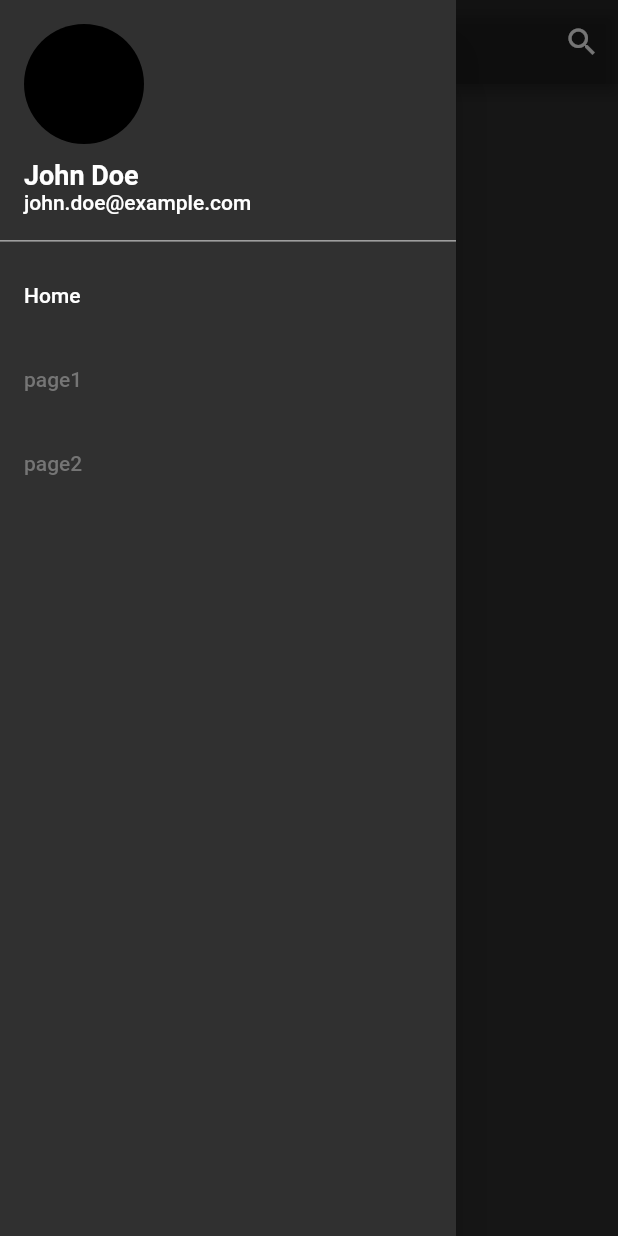
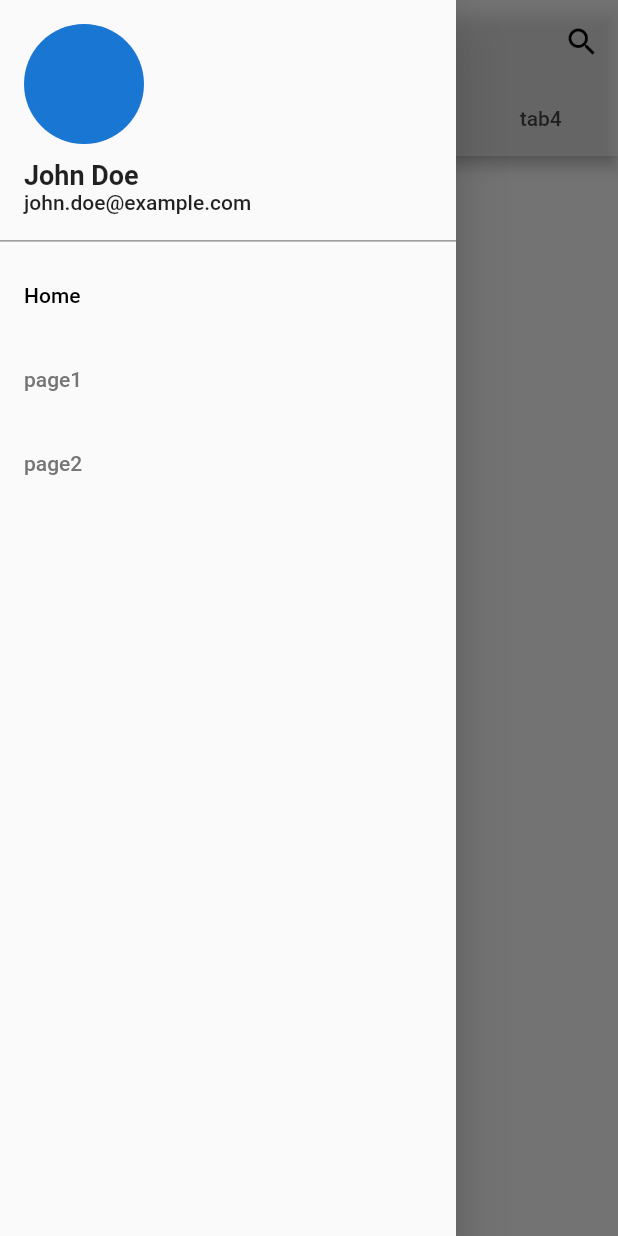
Before and after one commit to Najla-88/Ninja-In, a Flutter app: the screen it shows after launch, with the side drawer open, on a phone screen of 412 x 824 dp. Run offline on Flutter 3.47's test engine with Material 2 defaults, Android fonts, the phone set to English and light mode, and no system bars.

Commit message:
seperate code into multi-files, add the tab bar

```diff
--- a/lib/main.dart
+++ b/lib/main.dart
@@ -1,148 +1,6 @@
 import 'package:flutter/material.dart';
-import 'package:ninjain/sharedFiles/app_drawer.dart';
+import 'package:ninjain/sharedFiles/my_app.dart';
 
 void main() {
-  runApp(const MyApp());
+  runApp(MyApp());
 }
-
-class MyApp extends StatelessWidget {
-  const MyApp({Key? key}) : super(key: key);
-
-  @override
-  Widget build(BuildContext context) {
-    return MaterialApp(
-      title: 'Ninja-In',
-      // theme: ThemeData.dark(),
-      theme: ThemeData(
-          // primaryColor: Colors.white,
-          appBarTheme: const AppBarTheme(
-            ///////////////////////////////////////////////////////////////////
-            // // dark mode / / /
-            iconTheme: IconThemeData(color: Colors.white),
-            titleTextStyle: TextStyle(color: Colors.white, fontSize: 20),
-            color: Colors.black12, //<-- SEE HERE
-          ),
-          colorScheme:
-              const ColorScheme.dark().copyWith(primary: Colors.white)),
-      ///////////////////////////////////////////////////////////////////
-      ///////////////////////////////////////////////////////////////////
-      //   // Light mode \/ \/ \/
-      //   iconTheme: IconThemeData(color: Colors.black),
-      //   titleTextStyle: TextStyle(color: Colors.black, fontSize: 20),
-      //   color: Colors.white54, //<-- SEE HERE
-      // ),
-      // colorScheme:
-      //     const ColorScheme.light().copyWith(primary: Colors.black)),
-      ///////////////////////////////////////////////////////////////////
-
-      home: const MyHomePage(title: 'Ninja-In'),
-    );
-  }
-}
-
-class MyHomePage extends StatefulWidget {
-  const MyHomePage({Key? key, required this.title}) : super(key: key);
-  final String title;
-
-  @override
-  State<MyHomePage> createState() => _MyHomePageState();
-}
-
-class _MyHomePageState extends State<MyHomePage> {
-  int _selectedIndex = 0;
-
-  // final items = List<ListItem>.generate(
-  //   10,
-  //   (i) => HeadingItem('Heading $i'),
-  //   // : MessageItem('Sender $i', 'Message body $i'),
-  // );
-
-  final List<String> items = ['Home', 'page1', 'page2'];
-
-  void _onItemTapped(int index) {
-    setState(() {
-      _selectedIndex = index;
-    });
-  }
-
-  @override
-  Widget build(BuildContext context) {
-    return Scaffold(
-      appBar: AppBar(
-        title: Text(
-          widget.title,
-          style: const TextStyle(
-            fontWeight: FontWeight.bold,
-          ),
-        ),
-        actions: [
-          IconButton(
-            icon: const Icon(
-              Icons.search,
-            ),
-            onPressed: () {},
-          ),
-        ],
-      ),
-      body: const Column(),
-      drawer: AppDrawer(
-        items: items,
-        selectedIndex: _selectedIndex,
-        onItemTapped: _onItemTapped,
-      ),
-    );
-  }
-}
-
-// /// The base class for the different types of items the list can contain.
-// abstract class ListItem {
-//   /// The title line to show in a list item.
-//   Widget buildTitle(BuildContext context);
-
-//   /// The subtitle line, if any, to show in a list item.
-//   Widget buildSubtitle(BuildContext context);
-// }
-
-// /// A ListItem that contains data to display a heading.
-// class HeadingItem implements ListItem {
-//   final String heading;
-
-//   HeadingItem(this.heading);
-
-//   @override
-//   Widget buildTitle(BuildContext context) {
-//     return Text(
-//       heading,
-//       style: Theme.of(context).textTheme.titleLarge,
-//     );
-//   }
-
-//   @override
-//   Widget buildSubtitle(BuildContext context) {
-//     return const SizedBox.shrink();
-//   }
-// }
-
-// // A ListItem that contains data to display a message.
-// class MessageItem implements ListItem {
-//   final String sender;
-//   final String body;
-
-//   MessageItem(this.sender, this.body);
-
-//   @override
-//   Widget buildTitle(BuildContext context) {
-//     return Text(
-//       sender,
-//       style: Theme.of(context).textTheme.titleMedium,
-//     );
-//   }
-
-//   @override
-//   Widget buildSubtitle(BuildContext context) {
-//     return Text(
-//       body,
-//       style: Theme.of(context).textTheme.bodyMedium,
-//     );
-//   }
-// }
--- a/lib/sharedFiles/app_drawer.dart
+++ b/lib/sharedFiles/app_drawer.dart
@@ -1,17 +1,14 @@
 import 'package:flutter/material.dart';
 import 'package:ninjain/sharedFiles/profile_header.dart';
 
-// import '../main.dart';
-
 class AppDrawer extends StatelessWidget {
-  // final List<ListItem> items;
-  final List<String> items;
+  final List<String> drawerItems;
   final int selectedIndex;
   final Function(int) onItemTapped;
 
   const AppDrawer({
     Key? key,
-    required this.items,
+    required this.drawerItems,
     required this.selectedIndex,
     required this.onItemTapped,
   }) : super(key: key);
@@ -34,9 +31,9 @@ class AppDrawer extends StatelessWidget {
           ),
           ListView.builder(
             shrinkWrap: true,
-            itemCount: items.length,
+            itemCount: drawerItems.length,
             itemBuilder: (context, index) {
-              final item = items[index];
+              final item = drawerItems[index];
 
               return ListTile(
                 title: Text(item),
--- /dev/null
+++ b/lib/sharedFiles/my_app.dart
@@ -0,0 +1,34 @@
+import 'package:flutter/material.dart';
+import 'my_home_page.dart';
+
+class MyApp extends StatelessWidget {
+  MyApp({Key? key}) : super(key: key);
+
+  final ThemeData darkTheme = ThemeData(
+      appBarTheme: const AppBarTheme(
+        // actionsIconTheme: IconThemeData(color: Colors.black),
+        iconTheme: IconThemeData(color: Colors.white),
+        titleTextStyle: TextStyle(color: Colors.white, fontSize: 20),
+        color: Colors.black12,
+      ),
+      colorScheme: const ColorScheme.dark().copyWith(primary: Colors.white));
+
+  final ThemeData lightTheme = ThemeData(
+      appBarTheme: const AppBarTheme(
+        // actionsIconTheme: IconThemeData(color: Colors.black),
+        iconTheme: IconThemeData(color: Colors.black),
+        titleTextStyle: TextStyle(color: Colors.black, fontSize: 20),
+        color: Colors.white54, //<-- SEE HERE
+      ),
+      colorScheme: const ColorScheme.light().copyWith(primary: Colors.black));
+
+  @override
+  Widget build(BuildContext context) {
+    return MaterialApp(
+      title: 'Ninja-In',
+      // theme: darkTheme,
+      theme: lightTheme,
+      home: const MyHomePage(title: 'Ninja-In'),
+    );
+  }
+}
--- /dev/null
+++ b/lib/sharedFiles/my_home_page.dart
@@ -0,0 +1,69 @@
+import 'package:flutter/material.dart';
+import 'app_drawer.dart';
+
+// home page widget
+class MyHomePage extends StatefulWidget {
+  const MyHomePage({Key? key, required this.title}) : super(key: key);
+  final String title;
+
+  @override
+  State<MyHomePage> createState() => _MyHomePageState();
+}
+
+class _MyHomePageState extends State<MyHomePage> {
+  int _selectedIndex = 0;
+  final List<String> items = ['Home', 'page1', 'page2'];
+  final List<String> tabs = ['tab1', 'tab2', 'tab3', 'tab4'];
+
+  void _onItemTapped(int index) {
+    setState(() {
+      _selectedIndex = index;
+    });
+  }
+
+  @override
+  Widget build(BuildContext context) {
+    return DefaultTabController(
+      length: tabs.length,
+      child: Scaffold(
+          appBar: AppBar(
+            title: Text(
+              widget.title,
+              style: const TextStyle(
+                fontWeight: FontWeight.bold,
+              ),
+            ),
+            actions: [
+              IconButton(
+                icon: const Icon(
+                  Icons.search,
+                ),
+                onPressed: () {},
+              ),
+            ],
+            bottom: TabBar(
+              indicatorColor: Colors.black,
+              labelColor: Colors.black,
+              tabs: tabs
+                  .map((tab) => Tab(
+                        child: Text(tab),
+                      ))
+                  .toList(),
+            ),
+          ),
+          drawer: AppDrawer(
+            drawerItems: items,
+            selectedIndex: _selectedIndex,
+            onItemTapped: _onItemTapped,
+          ),
+          body: TabBarView(
+            children: [
+              Text('data1'),
+              Text('data2'),
+              Text('data3'),
+              Text('data4'),
+            ],
+          )),
+    );
+  }
+}
```
